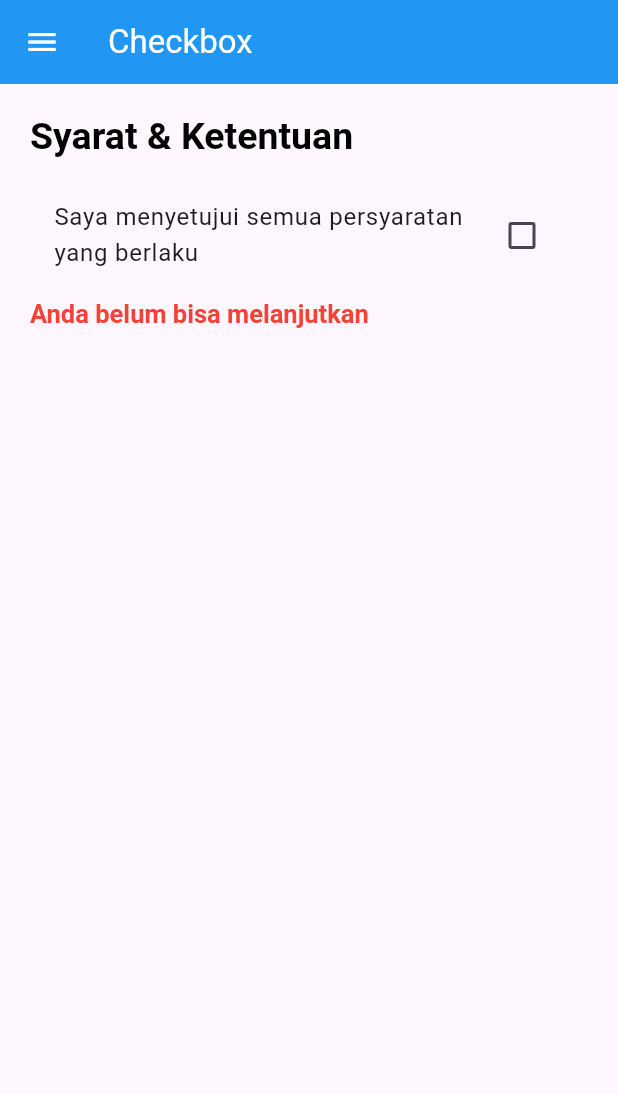
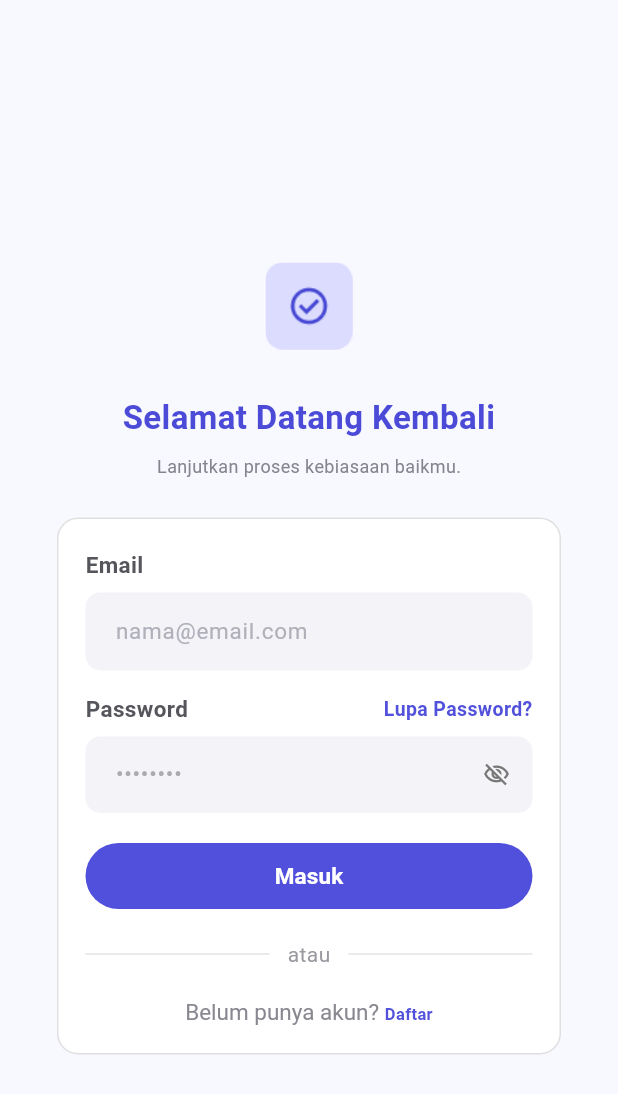
Before and after one commit to salmanyusuf335-dotcom/salman_project_app, a Flutter app: the screen it shows after launch, on a phone screen of 412 x 824 dp. Shown: the top 1094 px of the screen. Run offline on Flutter 3.47's test engine with Material 3 defaults, Android fonts, the phone set to English and light mode, and no system bars; our stand-ins replace shared_preferences; Roboto replaces fonts that are missing (Salman).

Commit message:
Update Flutter app

```diff
--- a/lib/main.dart
+++ b/lib/main.dart
@@ -1,5 +1,5 @@
 import 'package:flutter/material.dart';
-import 'package:salman_project_app/pages/Tugas.dart/Tugas7_Flutter.dart';
+import 'package:salman_project_app/pages/Tugas.dart/Tugas6_Flutter.dart';
 import 'constant/day15/preference_handler.dart';
 
 void main() async {
@@ -20,7 +20,7 @@
       theme: ThemeData(
         colorScheme: ColorScheme.fromSeed(seedColor: Colors.deepPurple),
       ),
-      home: const Tugas7_Flutter(),
+      home: const Tugas6_Flutter(),
     );
   }
 }
--- /dev/null
+++ b/lib/pages/Tugas.dart/Tugas6_Flutter.dart
@@ -0,0 +1,342 @@
+import 'package:flutter/material.dart';
+
+void main() {
+  runApp(const Tugas6_Flutter());
+}
+
+class Tugas6_Flutter extends StatelessWidget {
+  const Tugas6_Flutter({super.key});
+
+  @override
+  Widget build(BuildContext context) {
+    return MaterialApp(
+      debugShowCheckedModeBanner: false,
+      title: 'Tugas6_Flutter',
+      theme: ThemeData(fontFamily: 'Salman', useMaterial3: true),
+      home: const LoginPage(),
+    );
+  }
+}
+
+class LoginPage extends StatefulWidget {
+  const LoginPage({super.key});
+
+  @override
+  State<LoginPage> createState() => _LoginPageState();
+}
+
+class _LoginPageState extends State<LoginPage> {
+  final TextEditingController emailController = TextEditingController();
+  final TextEditingController passwordController = TextEditingController();
+
+  bool obscurePassword = true;
+
+  @override
+  void dispose() {
+    emailController.dispose();
+    passwordController.dispose();
+    super.dispose();
+  }
+
+  void login() {
+    String email = emailController.text.trim();
+    String password = passwordController.text.trim();
+
+    if (email.isEmpty || password.isEmpty) {
+      ScaffoldMessenger.of(context).showSnackBar(
+        const SnackBar(content: Text('Email dan password wajib diisi')),
+      );
+      return;
+    }
+
+    ScaffoldMessenger.of(context)
+        .showSnackBar(const SnackBar(content: Text('Login berhasil')));
+  }
+
+  @override
+  Widget build(BuildContext context) {
+    return Scaffold(
+      backgroundColor: const Color(0xFFF8F8FF),
+      body: SafeArea(
+        child: SingleChildScrollView(
+          child: Padding(
+            padding: const EdgeInsets.symmetric(horizontal: 38),
+            child: Column(
+              children: [
+                const SizedBox(height: 175),
+
+                Container(
+                  width: 58,
+                  height: 58,
+                  decoration: BoxDecoration(
+                    color: const Color(0xFFE9E9FF),
+                    borderRadius: BorderRadius.circular(12),
+                  ),
+                  child: Image.asset(
+                    'assets/images/Overlay.png',
+                    width: 64,
+                    height: 72,
+                    fit: BoxFit.contain,
+                  ),
+                ),
+                const SizedBox(height: 30),
+                const Text(
+                  'Selamat Datang Kembali',
+                  textAlign: TextAlign.center,
+                  style: TextStyle(
+                    fontSize: 22,
+                    fontWeight: FontWeight.bold,
+                    color: Color(0xFF4B4BD8),
+                  ),
+                ),
+
+                const SizedBox(height: 8),
+
+                const Text(
+                  'Lanjutkan proses kebiasaan baikmu.',
+                  style: TextStyle(fontSize: 12, color: Color(0xFF85858D)),
+                ),
+
+                const SizedBox(height: 26),
+
+                Container(
+                  width: double.infinity,
+                  padding: const EdgeInsets.fromLTRB(18, 20, 18, 18),
+                  decoration: BoxDecoration(
+                    color: Colors.white,
+                    borderRadius: BorderRadius.circular(14),
+                    border: Border.all(color: const Color(0xFFE0E0E0)),
+                  ),
+                  child: Column(
+                    crossAxisAlignment: CrossAxisAlignment.start,
+                    children: [
+                      const Text(
+                        'Email',
+                        style: TextStyle(
+                          fontSize: 15,
+                          fontWeight: FontWeight.w600,
+                          color: Color(0xFF55555C),
+                        ),
+                      ),
+
+                      const SizedBox(height: 8),
+
+                      TextField(
+                        controller: emailController,
+                        keyboardType: TextInputType.emailAddress,
+                        decoration: InputDecoration(
+                          hintText: 'nama@email.com',
+                          hintStyle: const TextStyle(
+                            color: Color(0xFFB0B0BA),
+                            fontSize: 15,
+                          ),
+                          filled: true,
+                          fillColor: const Color(0xFFF3F3F8),
+                          border: OutlineInputBorder(
+                            borderRadius: BorderRadius.circular(10),
+                            borderSide: BorderSide.none,
+                          ),
+                          contentPadding: const EdgeInsets.symmetric(
+                            horizontal: 16,
+                            vertical: 14,
+                          ),
+                        ),
+                      ),
+
+                      const SizedBox(height: 15),
+
+                      Row(
+                        mainAxisAlignment: MainAxisAlignment.spaceBetween,
+                        children: [
+                          const Text(
+                            'Password',
+                            style: TextStyle(
+                              fontSize: 15,
+                              fontWeight: FontWeight.w600,
+                              color: Color(0xFF55555C),
+                            ),
+                          ),
+
+                          GestureDetector(
+                            onTap: () {
+                              ScaffoldMessenger.of(context).showSnackBar(
+                                const SnackBar(content: Text('Lupa Password')),
+                              );
+                            },
+                            child: const Text(
+                              'Lupa Password?',
+                              style: TextStyle(
+                                fontSize: 13,
+                                fontWeight: FontWeight.w600,
+                                color: Color(0xFF5151DB),
+                              ),
+                            ),
+                          ),
+                        ],
+                      ),
+
+                      const SizedBox(height: 8),
+
+                      TextField(
+                        controller: passwordController,
+                        obscureText: obscurePassword,
+
+                        // Style tulisan yang diketik
+                        style: const TextStyle(
+                          fontSize: 14,
+                          fontWeight: FontWeight.w500,
+                          color: Color(0xFF333333),
+                        ),
+
+                        decoration: InputDecoration(
+                          // Tulisan contoh sebelum diisi
+                          hintText: '••••••••',
+                          hintStyle: const TextStyle(
+                            color: Color(0xFFAAAAAF),
+                            fontSize: 15,
+                            fontWeight: FontWeight.w400,
+                          ),
+
+                          // Background
+                          filled: true,
+                          fillColor: const Color(0xFFF3F3F8),
+
+                          // Border normal
+                          border: OutlineInputBorder(
+                            borderRadius: BorderRadius.circular(10),
+                            borderSide: BorderSide.none,
+                          ),
+
+                          // Border ketika TextField dipilih
+                          focusedBorder: OutlineInputBorder(
+                            borderRadius: BorderRadius.circular(10),
+                            borderSide: const BorderSide(
+                              color: Color(0xFF2196F3),
+                              width: 1.5,
+                            ),
+                          ),
+
+                          // Padding isi TextField
+                          contentPadding: const EdgeInsets.symmetric(
+                            horizontal: 16,
+                            vertical: 14,
+                          ),
+
+                          // Icon mata
+                          suffixIcon: IconButton(
+                            onPressed: () {
+                              setState(() {
+                                obscurePassword = !obscurePassword;
+                              });
+                            },
+                            icon: Icon(
+                              obscurePassword
+                                  ? Icons.visibility_off_outlined
+                                  : Icons.visibility_outlined,
+                              size: 18,
+                              color: const Color(0xFF777777),
+                            ),
+                          ),
+                        ),
+                      ),
+                      const SizedBox(height: 20),
+
+                      SizedBox(
+                        width: double.infinity,
+                        height: 44,
+                        child: ElevatedButton(
+                          onPressed: login,
+                          style: ElevatedButton.styleFrom(
+                            backgroundColor: const Color(0xFF5050DC),
+                            foregroundColor: Colors.white,
+                            elevation: 0,
+                            shape: RoundedRectangleBorder(
+                              borderRadius: BorderRadius.circular(25),
+                            ),
+                          ),
+                          child: const Text(
+                            'Masuk',
+                            style: TextStyle(
+                              fontSize: 15,
+                              fontWeight: FontWeight.bold,
+                            ),
+                          ),
+                        ),
+                      ),
+
+                      const SizedBox(height: 20),
+
+                      Row(
+                        children: [
+                          const Expanded(
+                            child: Divider(
+                              color: Color(0xFFE5E5E5),
+                              thickness: 1,
+                            ),
+                          ),
+
+                          const Padding(
+                            padding: EdgeInsets.symmetric(horizontal: 12),
+                            child: Text(
+                              'atau',
+                              style: TextStyle(
+                                fontSize: 14,
+                                color: Color(0xFF9999A0),
+                              ),
+                            ),
+                          ),
+
+                          const Expanded(
+                            child: Divider(
+                              color: Color(0xFFE5E5E5),
+                              thickness: 1,
+                            ),
+                          ),
+                        ],
+                      ),
+
+                      const SizedBox(height: 20),
+
+                      Center(
+                        child: RichText(
+                          text: TextSpan(
+                            style: const TextStyle(
+                              fontSize: 15,
+                              color: Color(0xFF888890),
+                            ),
+                            children: [
+                              const TextSpan(text: 'Belum punya akun? '),
+                              WidgetSpan(
+                                child: GestureDetector(
+                                  onTap: () {
+                                    ScaffoldMessenger.of(context).showSnackBar(
+                                      const SnackBar(
+                                        content: Text('Halaman Daftar'),
+                                      ),
+                                    );
+                                  },
+                                  child: const Text(
+                                    'Daftar',
+                                    style: TextStyle(
+                                      fontSize: 11,
+                                      fontWeight: FontWeight.bold,
+                                      color: Color(0xFF5151DB),
+                                    ),
+                                  ),
+                                ),
+                              ),
+                            ],
+                          ),
+                        ),
+                      ),
+                    ],
+                  ),
+                ),
+              ],
+            ),
+          ),
+        ),
+      ),
+    );
+  }
+}
--- a/pubspec.yaml
+++ b/pubspec.yaml
@@ -61,7 +61,7 @@
 
   # To add assets to your application, add an assets section, like this:
   assets:
-    - assets/images/
+    - assets/images/Overlay.png
 
 
   # An image asset can refer to one or more resolution-specific "variants", see
```
Also changed, not shown: assets/images/Overlay.png (added).
